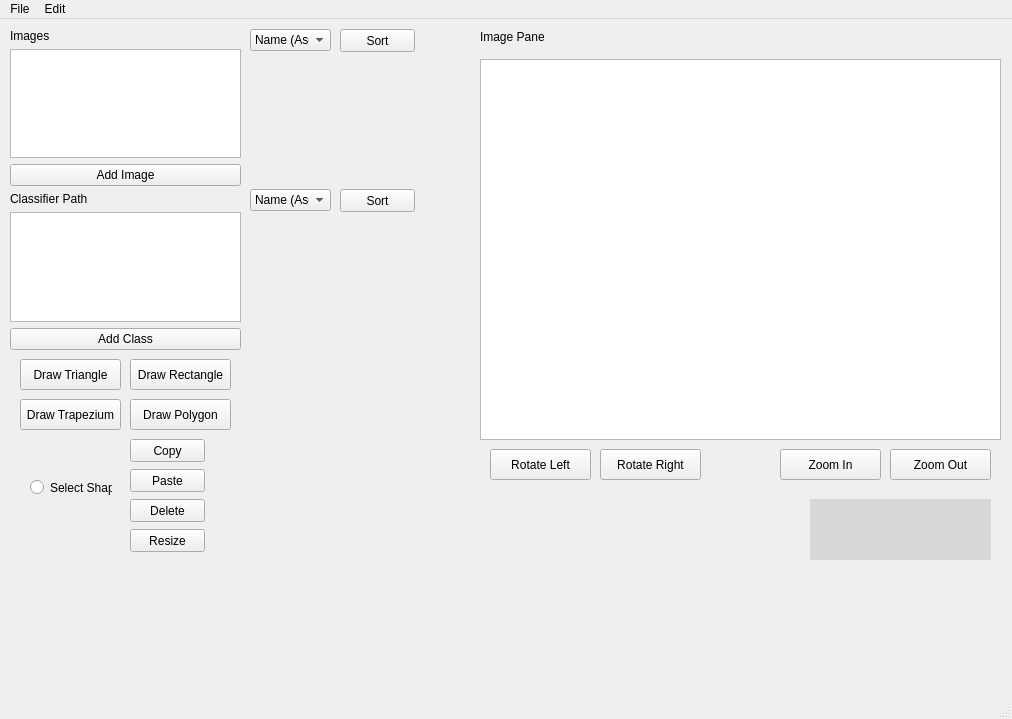
Old version of the form SDIProject-master/QTPracticeNew/mainwindow.ui in the repository BRees2451/SDIProject.
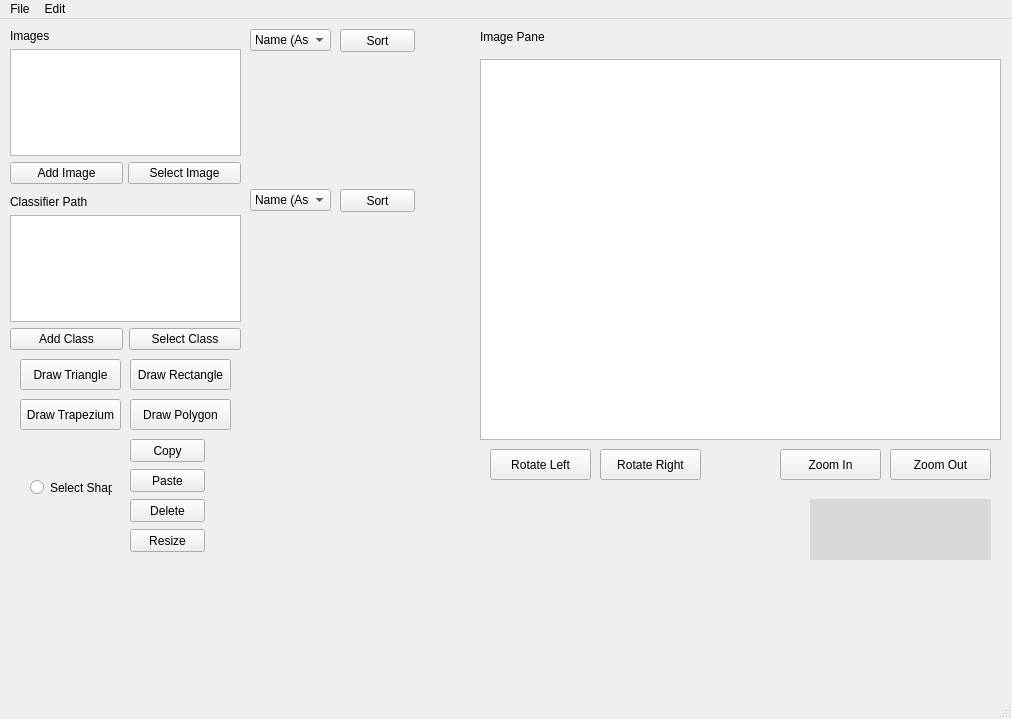
New version of the form. Custom widgets are drawn as their Qt base class.

Commit message: GUI displays images

What changed in the file:
```diff
--- a/SDIProject-master/QTPracticeNew/mainwindow.ui
+++ b/SDIProject-master/QTPracticeNew/mainwindow.ui
@@ -162,6 +162,14 @@
       <widget class="QListWidget" name="ImagesWindow"/>
      </item>
      <item>
+      <layout class="QHBoxLayout" name="horizontalLayout">
+       <property name="spacing">
+        <number>5</number>
+       </property>
+       <property name="bottomMargin">
+        <number>5</number>
+       </property>
+       <item>
       <widget class="QPushButton" name="AddImageButton">
        <property name="text">
         <string>Add Image</string>
@@ -169,6 +177,15 @@
       </widget>
      </item>
      <item>
+        <widget class="QPushButton" name="selectImage">
+         <property name="text">
+          <string>Select Image</string>
+         </property>
+        </widget>
+       </item>
+      </layout>
+     </item>
+     <item>
       <widget class="QLabel" name="ClassLabel">
        <property name="text">
         <string>Classifier Path</string>
@@ -179,11 +196,22 @@
       <widget class="QListWidget" name="ClassWindow"/>
      </item>
      <item>
-      <widget class="QPushButton" name="AddClassButton">
+      <layout class="QHBoxLayout" name="horizontalLayout_2">
+       <item>
+        <widget class="QPushButton" name="addClassButton">
        <property name="text">
         <string>Add Class</string>
        </property>
       </widget>
+       </item>
+       <item>
+        <widget class="QPushButton" name="selectClassButton">
+         <property name="text">
+          <string>Select Class</string>
+         </property>
+        </widget>
+       </item>
+      </layout>
      </item>
     </layout>
    </widget>
```
Lines whose indentation alone changed are shown as unchanged. The commit also changes 13 other files.
